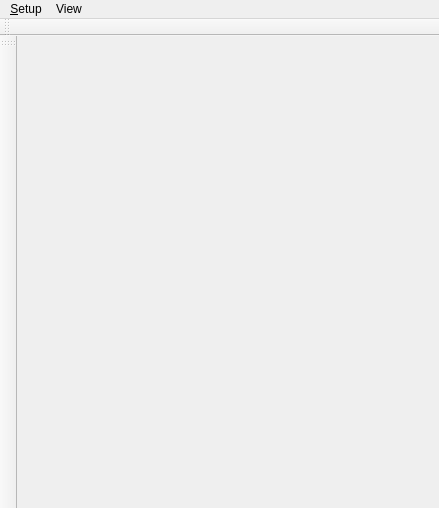
mainster/WorktimeManager, file uis/mainwindow.ui: the form before one commit.
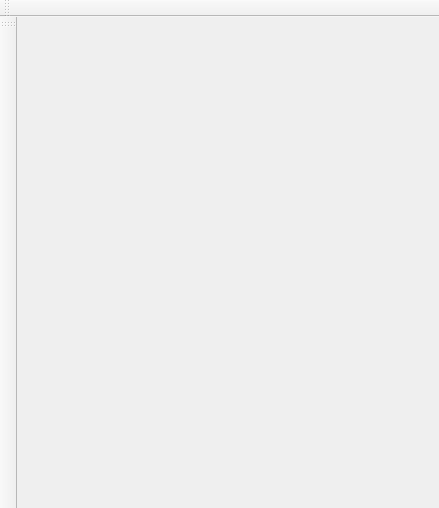
The form after the commit. Icons and pictures are not drawn.

```diff
--- a/uis/mainwindow.ui
+++ b/uis/mainwindow.ui
@@ -18,28 +18,23 @@
     <normaloff>:/images/database.png</normaloff>:/images/database.png</iconset>
   </property>
   <property name="styleSheet">
-   <string notr="true">*[mandatoryField=&quot;true&quot;] { background-color: yellow }
-
- QGroupBox {
-   background-color: qlineargradient(x1: 0, y1: 0, x2: 0, y2: 1, stop: 0 #E0E0E0, stop: 1 #FFFFFF);
-   border-radius: 5px;
-   margin-top: 1ex; /* leave space at the top for the title */
-   font: italic 9pt &quot;Arial&quot;;
-   font-weight: bold;
-   color: black;
+   <string notr="true">QGroupBox {
+	background-color: qlineargradient(x1: 0, y1: 0, x2: 0, y2: 1, stop: 0 #E0E0E0, stop: 1 #FFFFFF);
+	border: 2px solid rgb(140,140,140);
+	border-radius: 5px;
+	margin-top: 1ex; 
 }
-
-QGroupBox#myGb[urgent=false] { border: 2px solid gray;	}
-QGroupBox#myGb[urgent=true] { border: 2px dashed gray;	}
-/*QTableView#myTv[prop=&quot;rank1&quot;] { background: red; }
-QTableView#myTv[prop=&quot;rank2&quot;] { background: blue; }*/
-
+QGroupBox {
+	font: italic 10pt &quot;Arial&quot;;
+	color: rgb(55,55,55);
+	font-weight: bold;
+}
 QGroupBox::title {
-   subcontrol-origin: margin; /* margin boarder padding content */
-   subcontrol-position: top center; /* position at the top center */
-   top: 3px;   
-   padding: 0px 6px
-} </string>
+	subcontrol-origin: margin; 
+	subcontrol-position: top center; 
+	top: 1.2ex;
+	padding: 0 8px
+}</string>
   </property>
   <widget class="QWidget" name="centralWidget">
    <property name="sizePolicy">
@@ -59,19 +54,6 @@
      <height>27</height>
     </rect>
    </property>
-   <widget class="QMenu" name="menu_Setup">
-    <property name="title">
-     <string>&amp;Setup</string>
-    </property>
-    <addaction name="separator"/>
-   </widget>
-   <widget class="QMenu" name="menuView">
-    <property name="title">
-     <string>View</string>
-    </property>
-   </widget>
-   <addaction name="menu_Setup"/>
-   <addaction name="menuView"/>
   </widget>
   <widget class="QToolBar" name="mainToolBar">
    <attribute name="toolBarArea">
```
